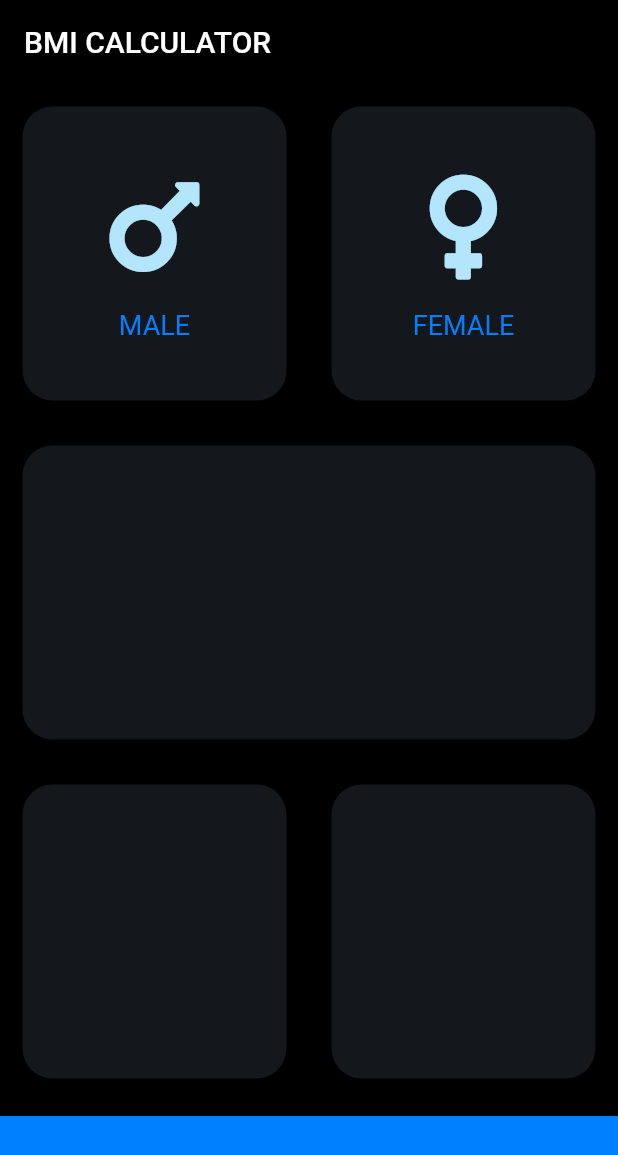
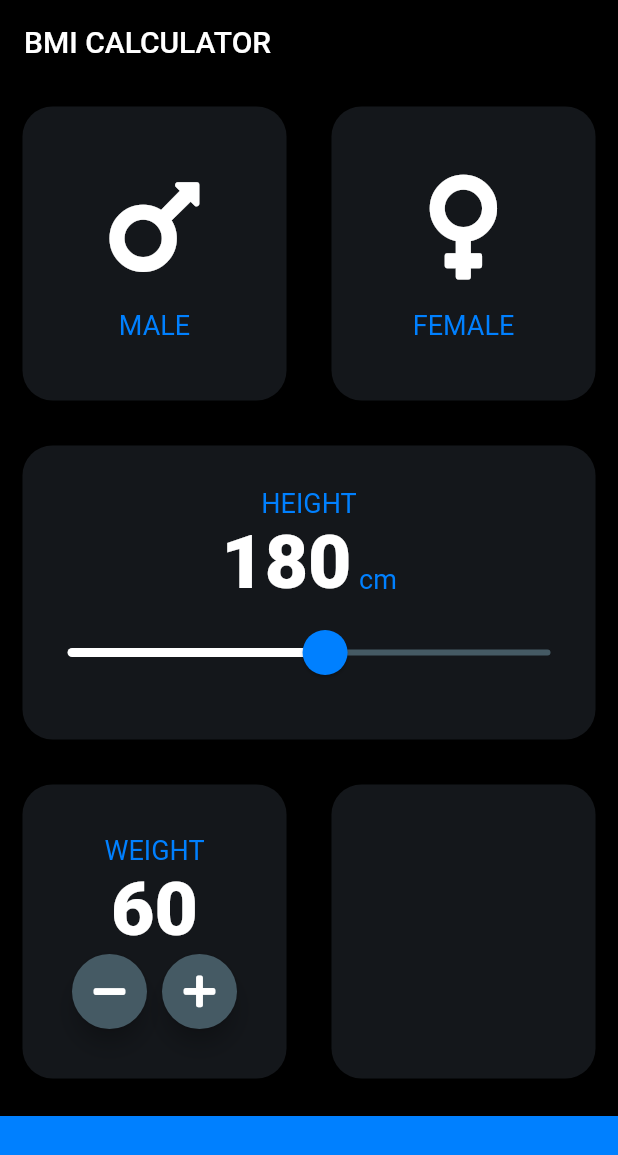
Before and after one commit to Himanshu93/bmi_calculator, a Flutter app: the screen it shows after launch, on a phone screen of 412 x 824 dp. Shown: the top 1155 px of the screen. Run offline on Flutter 3.47's test engine with Material 2 defaults, Android fonts, the phone set to English and light mode, and no system bars; our stand-ins replace font_awesome_flutter.

Commit message:
added weight card and modifier

```diff
--- /dev/null
+++ b/lib/constants.dart
@@ -0,0 +1,12 @@
+import 'package:flutter/material.dart';
+
+const double kBottomContainerHeight = 80;
+const Color kInactiveCardColor = Color(0xFF14171B);
+const Color kActiveCardColor = Color(0xFF263238);
+const Color kBottomContainerColor = Color(0xFF0080ff);
+const Color kAccentColor = Color(0xFF0080ff);
+const Color kInactiveSliderColor = Color(0xFF455A64);
+const Color kMaterialButtonColor = Color(0xFF455A64);
+
+const TextStyle kLabelTextStyle = TextStyle(fontSize: 18.0, color: Color(0xFF0080ff));
+const TextStyle kNumberTextStyle = TextStyle(fontSize: 50, fontWeight: FontWeight.w900);
--- a/lib/icon_content.dart
+++ b/lib/icon_content.dart
@@ -1,7 +1,6 @@
 import 'package:flutter/material.dart';
 
-const TextStyle labelTextStyle =
-    TextStyle(fontSize: 18.0, color: Color(0xFF0080ff));
+import 'constants.dart';
 
 class IconContent extends StatelessWidget {
   final String gender;
@@ -17,14 +16,13 @@ class IconContent extends StatelessWidget {
         Icon(
           genderIcon,
           size: 80,
-          color: Colors.lightBlue.shade100,
         ),
         SizedBox(
           height: 15.0,
         ),
         Text(
           gender,
-          style: labelTextStyle,
+          style: kLabelTextStyle,
         ),
       ],
     );
--- a/lib/input_page.dart
+++ b/lib/input_page.dart
@@ -1,18 +1,12 @@
-import 'package:bmi_calculator/reusable_card.dart';
 import 'package:flutter/material.dart';
 import 'package:font_awesome_flutter/font_awesome_flutter.dart';
 
+import 'package:bmi_calculator/reusable_card.dart';
+import 'constants.dart';
 import 'icon_content.dart';
 
-const double bottomContainerHeight = 80;
-const Color inactiveCardColor = Color(0xFF14171B);
-const Color activeCardColor = Color(0xFF212121);
-const Color bottomContainerColor = Color(0xFF0080ff);
-
-enum Gender {
-  male,
-  female
-}
+enum Gender { male, female }
+enum CalcType { plus, minus }
 
 class InputPage extends StatefulWidget {
   @override
@@ -20,8 +14,9 @@ class InputPage extends StatefulWidget {
 }
 
 class _InputPageState extends State<InputPage> {
-
   Gender genderSelector;
+  int height = 180;
+  int weight = 60;
 
   @override
   Widget build(BuildContext context) {
@@ -32,56 +27,137 @@ class _InputPageState extends State<InputPage> {
         ),
       ),
       body: Column(
+        crossAxisAlignment: CrossAxisAlignment.stretch,
         children: [
           Expanded(
             child: Row(
               children: [
                 Expanded(
-                  child: GestureDetector(
-                    onTap: () {
+                  child: ReusableCard(
+                    onPress: () {
                       setState(() {
                         genderSelector = Gender.male;
                       });
                     },
-                    child: ReusableCard(
-                      colour: genderSelector == Gender.male ? activeCardColor : inactiveCardColor,
-                      cardChild: IconContent('MALE', FontAwesomeIcons.mars),
-                    ),
+                    colour: genderSelector == Gender.male
+                        ? kActiveCardColor
+                        : kInactiveCardColor,
+                    cardChild: IconContent('MALE', FontAwesomeIcons.mars),
                   ),
                 ),
                 Expanded(
-                  child: GestureDetector(
-                    onTap: () {
+                  child: ReusableCard(
+                    onPress: () {
                       setState(() {
                         genderSelector = Gender.female;
                       });
                     },
-                    child: ReusableCard(
-                      colour: genderSelector == Gender.female ? activeCardColor : inactiveCardColor,
-                      cardChild: IconContent('FEMALE', FontAwesomeIcons.venus),
-                    ),
+                    colour: genderSelector == Gender.female
+                        ? kActiveCardColor
+                        : kInactiveCardColor,
+                    cardChild: IconContent('FEMALE', FontAwesomeIcons.venus),
                   ),
                 ),
               ],
             ),
           ),
-          Expanded(child: ReusableCard(colour: inactiveCardColor)),
+          Expanded(
+            child: ReusableCard(
+              colour: kInactiveCardColor,
+              cardChild: Column(
+                mainAxisAlignment: MainAxisAlignment.center,
+                children: [
+                  Text(
+                    'HEIGHT',
+                    style: kLabelTextStyle,
+                  ),
+                  Row(
+                    mainAxisAlignment: MainAxisAlignment.center,
+                    crossAxisAlignment: CrossAxisAlignment.baseline,
+                    textBaseline: TextBaseline.alphabetic,
+                    children: [
+                      Text(
+                        height.toString(),
+                        style: kNumberTextStyle,
+                      ),
+                      SizedBox(
+                        width: 5,
+                      ),
+                      Text(
+                        'cm',
+                        style: kLabelTextStyle,
+                      )
+                    ],
+                  ),
+                  Slider(
+                    value: height.toDouble(),
+                    min: 100,
+                    max: 250,
+                    onChanged: (double newValue) {
+                      setState(() {
+                        height = newValue.round();
+                      });
+                    },
+                  ),
+                ],
+              ),
+            ),
+          ),
           Expanded(
             child: Row(
               children: [
                 Expanded(
-                  child: ReusableCard(colour: inactiveCardColor),
+                  child: ReusableCard(
+                    colour: kInactiveCardColor,
+                    cardChild: Column(
+                      mainAxisAlignment: MainAxisAlignment.center,
+                      children: [
+                        Text(
+                          'WEIGHT',
+                          style: kLabelTextStyle,
+                        ),
+                        Text(
+                          weight.toString(),
+                          style: kNumberTextStyle,
+                        ),
+                        Row(
+                          mainAxisAlignment: MainAxisAlignment.center,
+                          children: [
+                            RoundIconButton(
+                              childIconData: FontAwesomeIcons.minus,
+                              calcWeight: (){
+                                setState(() {
+                                  this.weight--;
+                                });
+                              } ,
+                            ),
+                            SizedBox(
+                              width: 10,
+                            ),
+                            RoundIconButton(
+                              childIconData: FontAwesomeIcons.plus,
+                              calcWeight: (){
+                                setState(() {
+                                  this.weight++;
+                                });
+                              } ,
+                            ),
+                          ],
+                        ),
+                      ],
+                    ),
+                  ),
                 ),
                 Expanded(
-                  child: ReusableCard(colour: inactiveCardColor),
+                  child: ReusableCard(colour: kInactiveCardColor),
                 ),
               ],
             ),
           ),
           Container(
-            color: bottomContainerColor,
+            color: kBottomContainerColor,
             margin: EdgeInsets.only(top: 10),
-            height: bottomContainerHeight,
+            height: kBottomContainerHeight,
             width: double.infinity,
           )
         ],
@@ -89,3 +165,22 @@ class _InputPageState extends State<InputPage> {
     );
   }
 }
+
+class RoundIconButton extends StatelessWidget {
+  final IconData childIconData;
+  final Function calcWeight;
+
+  RoundIconButton({this.childIconData, this.calcWeight});
+
+  @override
+  Widget build(BuildContext context) {
+    return RawMaterialButton(
+      onPressed: this.calcWeight,
+      child: Icon(this.childIconData),
+      elevation: 6.0,
+      shape: CircleBorder(),
+      fillColor: kMaterialButtonColor,
+      constraints: BoxConstraints.tightFor(width: 50.0, height: 50.0),
+    );
+  }
+}
--- a/lib/main.dart
+++ b/lib/main.dart
@@ -1,3 +1,4 @@
+import 'package:bmi_calculator/constants.dart';
 import 'package:flutter/material.dart';
 import 'package:bmi_calculator/input_page.dart';
 
@@ -10,6 +11,13 @@ class BMICalculator extends StatelessWidget {
       theme: ThemeData.dark().copyWith(
         primaryColor: Color(0xFF000000),
         scaffoldBackgroundColor: Color(0xFF000000),
+        sliderTheme: SliderTheme.of(context).copyWith(
+          activeTrackColor: Colors.white,
+          thumbShape: RoundSliderThumbShape(enabledThumbRadius:15 , disabledThumbRadius:15),
+          overlayShape: RoundSliderOverlayShape(overlayRadius: 30),
+          thumbColor: kAccentColor,
+          inactiveTrackColor: kInactiveSliderColor,
+        )
       ),
       home: InputPage(),
     );
--- a/lib/reusable_card.dart
+++ b/lib/reusable_card.dart
@@ -3,17 +3,21 @@ import 'package:flutter/material.dart';
 class ReusableCard extends StatelessWidget {
   final Color colour;
   final Widget cardChild;
+  final Function onPress;
 
-  ReusableCard({@required this.colour, this.cardChild});
+  ReusableCard({@required this.colour, this.cardChild, this.onPress});
 
   @override
   Widget build(BuildContext context) {
-    return Container(
-      child: cardChild,
-      margin: EdgeInsets.all(15.0),
-      decoration: BoxDecoration(
-        borderRadius: BorderRadius.circular(20),
-        color: this.colour,
+    return GestureDetector(
+      onTap: this.onPress,
+      child: Container(
+        child: cardChild,
+        margin: EdgeInsets.all(15.0),
+        decoration: BoxDecoration(
+          borderRadius: BorderRadius.circular(20),
+          color: this.colour,
+        ),
       ),
     );
   }
```
